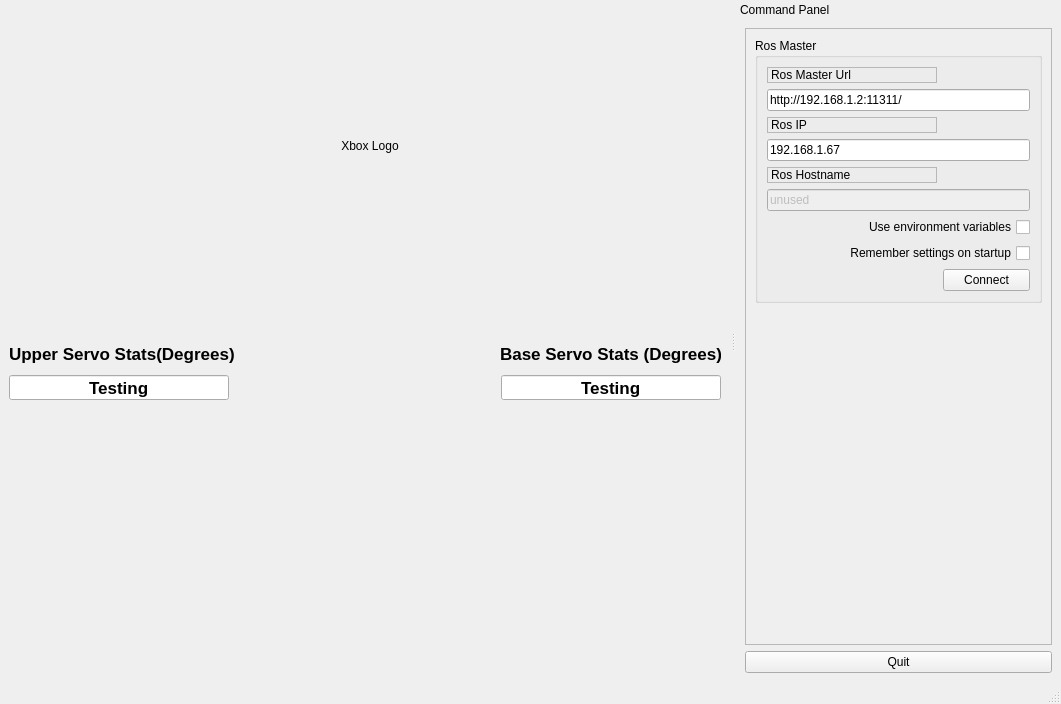
Qt form ui/main_window.ui (Lauro199471/xbox_gui) before a commit.
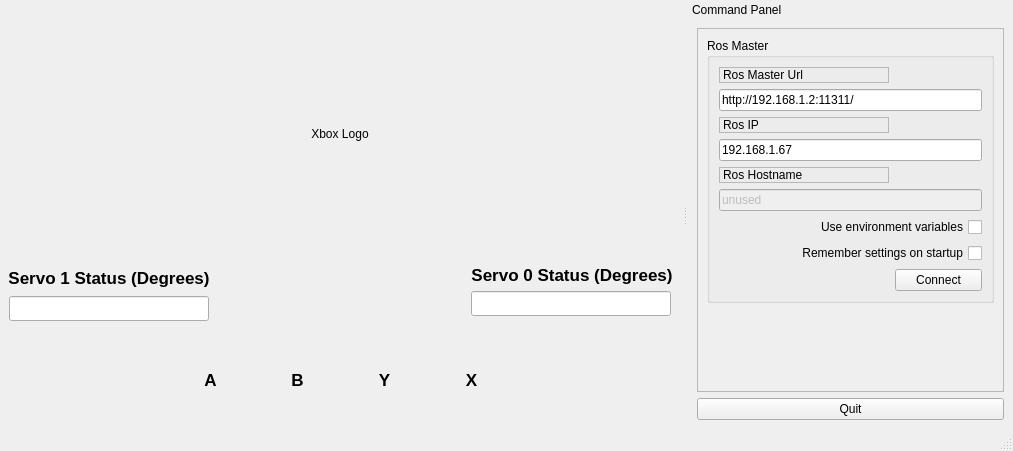
The same form after that commit. Icons and pictures are not drawn.

```diff
--- a/ui/main_window.ui
+++ b/ui/main_window.ui
@@ -2,14 +2,35 @@
 <ui version="4.0">
  <class>MainWindowDesign</class>
  <widget class="QMainWindow" name="MainWindowDesign">
+  <property name="enabled">
+   <bool>true</bool>
+  </property>
   <property name="geometry">
    <rect>
     <x>0</x>
     <y>0</y>
-    <width>944</width>
-    <height>704</height>
+    <width>1013</width>
+    <height>451</height>
    </rect>
   </property>
+  <property name="sizePolicy">
+   <sizepolicy hsizetype="Fixed" vsizetype="Fixed">
+    <horstretch>0</horstretch>
+    <verstretch>0</verstretch>
+   </sizepolicy>
+  </property>
+  <property name="minimumSize">
+   <size>
+    <width>350</width>
+    <height>350</height>
+   </size>
+  </property>
+  <property name="maximumSize">
+   <size>
+    <width>1013</width>
+    <height>451</height>
+   </size>
+  </property>
   <property name="windowTitle">
    <string>QRosApp</string>
   </property>
@@ -24,25 +45,26 @@
    <layout class="QHBoxLayout">
     <item>
      <layout class="QGridLayout" name="gridLayout_2">
-      <item row="2" column="2">
+      <item row="0" column="2">
+       <spacer name="horizontalSpacer_2">
+        <property name="orientation">
+         <enum>Qt::Horizontal</enum>
+        </property>
+        <property name="sizeHint" stdset="0">
+         <size>
+          <width>40</width>
+          <height>20</height>
+         </size>
+        </property>
+       </spacer>
+      </item>
+      <item row="1" column="2">
        <layout class="QVBoxLayout" name="verticalLayout_2">
         <property name="topMargin">
-         <number>50</number>
+         <number>0</number>
         </property>
         <item>
-         <widget class="QLabel" name="label_BaseServo">
-          <property name="minimumSize">
-           <size>
-            <width>220</width>
-            <height>30</height>
-           </size>
-          </property>
-          <property name="maximumSize">
-           <size>
-            <width>220</width>
-            <height>30</height>
-           </size>
-          </property>
+         <widget class="QLabel" name="label_servo0">
           <property name="font">
            <font>
             <pointsize>13</pointsize>
@@ -51,7 +73,7 @@
            </font>
           </property>
           <property name="text">
-           <string>Base Servo Stats (Degrees)</string>
+           <string>Servo 0 Status (Degrees)</string>
           </property>
           <property name="alignment">
            <set>Qt::AlignCenter</set>
@@ -62,13 +84,13 @@
          <widget class="QLineEdit" name="lineEdit_baseServo">
           <property name="minimumSize">
            <size>
-            <width>220</width>
+            <width>200</width>
             <height>25</height>
            </size>
           </property>
           <property name="maximumSize">
            <size>
-            <width>220</width>
+            <width>200</width>
             <height>25</height>
            </size>
           </property>
@@ -79,16 +101,52 @@
             <bold>true</bold>
            </font>
           </property>
-          <property name="text">
-           <string>Testing</string>
-          </property>
           <property name="alignment">
-           <set>Qt::AlignCenter</set>
+           <set>Qt::AlignRight|Qt::AlignTrailing|Qt::AlignVCenter</set>
           </property>
          </widget>
         </item>
+        <item>
+         <spacer name="verticalSpacer_2">
+          <property name="orientation">
+           <enum>Qt::Vertical</enum>
+          </property>
+          <property name="sizeHint" stdset="0">
+           <size>
+            <width>20</width>
+            <height>40</height>
+           </size>
+          </property>
+         </spacer>
+        </item>
        </layout>
       </item>
+      <item row="0" column="0">
+       <spacer name="horizontalSpacer_3">
+        <property name="orientation">
+         <enum>Qt::Horizontal</enum>
+        </property>
+        <property name="sizeHint" stdset="0">
+         <size>
+          <width>40</width>
+          <height>20</height>
+         </size>
+        </property>
+       </spacer>
+      </item>
+      <item row="1" column="1">
+       <spacer name="verticalSpacer">
+        <property name="orientation">
+         <enum>Qt::Vertical</enum>
+        </property>
+        <property name="sizeHint" stdset="0">
+         <size>
+          <width>20</width>
+          <height>40</height>
+         </size>
+        </property>
+       </spacer>
+      </item>
       <item row="0" column="1">
        <widget class="QLabel" name="label_picture">
         <property name="minimumSize">
@@ -103,6 +161,9 @@
           <height>250</height>
          </size>
         </property>
+        <property name="frameShape">
+         <enum>QFrame::NoFrame</enum>
+        </property>
         <property name="text">
          <string>Xbox Logo</string>
         </property>
@@ -111,62 +172,111 @@
         </property>
        </widget>
       </item>
-      <item row="0" column="0">
-       <spacer name="horizontalSpacer_2">
-        <property name="orientation">
-         <enum>Qt::Horizontal</enum>
-        </property>
-        <property name="sizeHint" stdset="0">
-         <size>
-          <width>40</width>
-          <height>20</height>
-         </size>
-        </property>
-       </spacer>
-      </item>
-      <item row="0" column="2">
-       <spacer name="verticalSpacer_2">
-        <property name="orientation">
-         <enum>Qt::Vertical</enum>
-        </property>
-        <property name="sizeHint" stdset="0">
-         <size>
-          <width>20</width>
-          <height>40</height>
-         </size>
-        </property>
-       </spacer>
-      </item>
-      <item row="3" column="2">
-       <spacer name="verticalSpacer_4">
-        <property name="orientation">
-         <enum>Qt::Vertical</enum>
-        </property>
-        <property name="sizeHint" stdset="0">
-         <size>
-          <width>20</width>
-          <height>40</height>
-         </size>
-        </property>
-       </spacer>
-      </item>
-      <item row="2" column="0">
+      <item row="1" column="0">
        <layout class="QVBoxLayout" name="verticalLayout_4">
+        <property name="bottomMargin">
+         <number>0</number>
+        </property>
+        <item>
+         <widget class="QLabel" name="label_servo1">
+          <property name="minimumSize">
+           <size>
+            <width>200</width>
+            <height>25</height>
+           </size>
+          </property>
+          <property name="maximumSize">
+           <size>
+            <width>200</width>
+            <height>25</height>
+           </size>
+          </property>
+          <property name="font">
+           <font>
+            <pointsize>13</pointsize>
+            <weight>75</weight>
+            <bold>true</bold>
+           </font>
+          </property>
+          <property name="text">
+           <string>Servo 1 Status (Degrees)</string>
+          </property>
+          <property name="alignment">
+           <set>Qt::AlignCenter</set>
+          </property>
+         </widget>
+        </item>
+        <item>
+         <widget class="QLineEdit" name="lineEdit_servo1">
+          <property name="minimumSize">
+           <size>
+            <width>200</width>
+            <height>25</height>
+           </size>
+          </property>
+          <property name="maximumSize">
+           <size>
+            <width>200</width>
+            <height>25</height>
+           </size>
+          </property>
+          <property name="font">
+           <font>
+            <pointsize>13</pointsize>
+            <weight>75</weight>
+            <bold>true</bold>
+           </font>
+          </property>
+          <property name="alignment">
+           <set>Qt::AlignRight|Qt::AlignTrailing|Qt::AlignVCenter</set>
+          </property>
+         </widget>
+        </item>
+        <item>
+         <spacer name="verticalSpacer_4">
+          <property name="orientation">
+           <enum>Qt::Vertical</enum>
+          </property>
+          <property name="sizeHint" stdset="0">
+           <size>
+            <width>20</width>
+            <height>40</height>
+           </size>
+          </property>
+         </spacer>
+        </item>
+       </layout>
+      </item>
+      <item row="2" column="0" colspan="3">
+       <layout class="QHBoxLayout" name="horizontalLayout">
         <property name="topMargin">
-         <number>50</number>
+         <number>0</number>
         </property>
         <item>
-         <widget class="QLabel" name="label_UpperServo">
+         <spacer name="horizontalSpacer_4">
+          <property name="orientation">
+           <enum>Qt::Horizontal</enum>
+          </property>
+          <property name="sizeHint" stdset="0">
+           <size>
+            <width>40</width>
+            <height>20</height>
+           </size>
+          </property>
+         </spacer>
+        </item>
+        <item>
+         <widget class="QLabel" name="label_A">
           <property name="minimumSize">
            <size>
-            <width>230</width>
-            <height>30</height>
+            <width>81</width>
+            <height>81</height>
            </size>
           </property>
           <property name="maximumSize">
            <size>
-            <width>230</width>
-            <height>30</height>
+            <width>81</width>
+            <height>81</height>
            </size>
           </property>
           <property name="font">
@@ -177,22 +287,25 @@
            </font>
           </property>
           <property name="text">
-           <string>Upper Servo Stats(Degrees)</string>
+           <string>A</string>
           </property>
+          <property name="alignment">
+           <set>Qt::AlignCenter</set>
+          </property>
          </widget>
         </item>
         <item>
-         <widget class="QLineEdit" name="lineEdit_UpperServo">
+         <widget class="QLabel" name="label_B">
           <property name="minimumSize">
            <size>
-            <width>220</width>
-            <height>25</height>
+            <width>81</width>
+            <height>81</height>
            </size>
           </property>
           <property name="maximumSize">
            <size>
-            <width>220</width>
-            <height>25</height>
+            <width>81</width>
+            <height>815</height>
            </size>
           </property>
           <property name="font">
@@ -203,13 +316,84 @@
            </font>
           </property>
           <property name="text">
-           <string>Testing</string>
+           <string>B</string>
           </property>
           <property name="alignment">
            <set>Qt::AlignCenter</set>
           </property>
          </widget>
         </item>
+        <item>
+         <widget class="QLabel" name="label_Y">
+          <property name="minimumSize">
+           <size>
+            <width>81</width>
+            <height>81</height>
+           </size>
+          </property>
+          <property name="maximumSize">
+           <size>
+            <width>81</width>
+            <height>81</height>
+           </size>
+          </property>
+          <property name="font">
+           <font>
+            <pointsize>13</pointsize>
+            <weight>75</weight>
+            <bold>true</bold>
+           </font>
+          </property>
+          <property name="text">
+           <string>Y</string>
+          </property>
+          <property name="alignment">
+           <set>Qt::AlignCenter</set>
+          </property>
+         </widget>
+        </item>
+        <item>
+         <widget class="QLabel" name="label_X">
+          <property name="minimumSize">
+           <size>
+            <width>81</width>
+            <height>81</height>
+           </size>
+          </property>
+          <property name="maximumSize">
+           <size>
+            <width>81</width>
+            <height>81</height>
+           </size>
+          </property>
+          <property name="font">
+           <font>
+            <pointsize>13</pointsize>
+            <weight>75</weight>
+            <bold>true</bold>
+           </font>
+          </property>
+          <property name="text">
+           <string>X</string>
+          </property>
+          <property name="alignment">
+           <set>Qt::AlignCenter</set>
+          </property>
+         </widget>
+        </item>
+        <item>
+         <spacer name="horizontalSpacer_5">
+          <property name="orientation">
+           <enum>Qt::Horizontal</enum>
+          </property>
+          <property name="sizeHint" stdset="0">
+           <size>
+            <width>40</width>
+            <height>20</height>
+           </size>
+          </property>
+         </spacer>
+        </item>
        </layout>
       </item>
      </layout>
```
Left out of the diff: 8 changed lines with no effect on the pictures.
